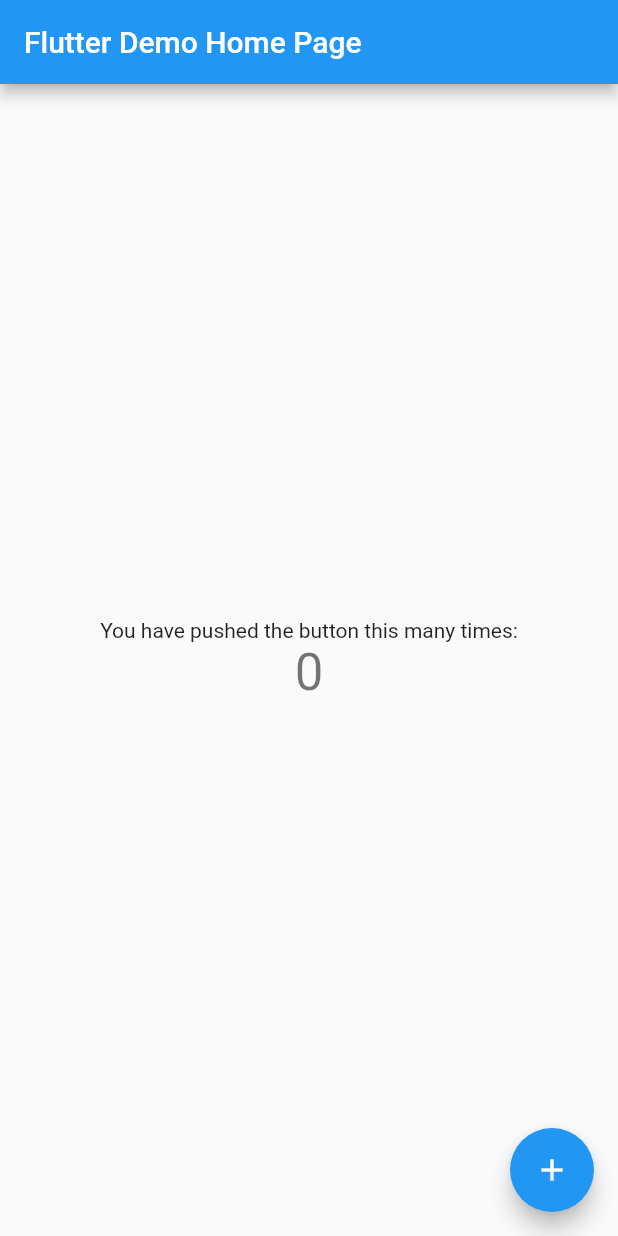
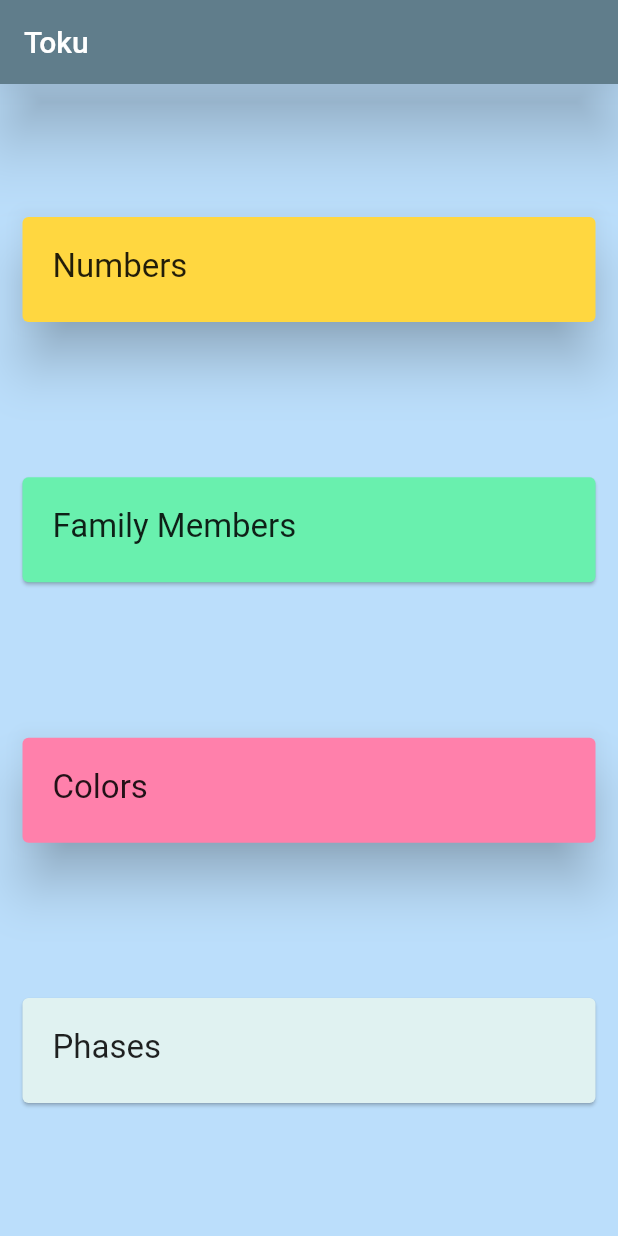
Before and after one commit to mahirAbdAlazimMokhtar/Learning-App, a Flutter app: the screen it shows after launch, on a phone screen of 412 x 824 dp. Run offline on Flutter 3.47's test engine with Material 2 defaults, Android fonts, the phone set to English and light mode, and no system bars.

Commit message:
First Commit in this  app

```diff
--- a/lib/main.dart
+++ b/lib/main.dart
@@ -1,115 +1,87 @@
+import 'dart:ui';
+
 import 'package:flutter/material.dart';
 
 void main() {
-  runApp(const MyApp());
+  runApp(TokuApp());
 }
 
-class MyApp extends StatelessWidget {
-  const MyApp({Key? key}) : super(key: key);
+class TokuApp extends StatelessWidget {
+  const TokuApp({Key? key}) : super(key: key);
 
-  // This widget is the root of your application.
   @override
   Widget build(BuildContext context) {
     return MaterialApp(
-      title: 'Flutter Demo',
-      theme: ThemeData(
-        // This is the theme of your application.
-        //
-        // Try running your application with "flutter run". You'll see the
-        // application has a blue toolbar. Then, without quitting the app, try
-        // changing the primarySwatch below to Colors.green and then invoke
-        // "hot reload" (press "r" in the console where you ran "flutter run",
-        // or simply save your changes to "hot reload" in a Flutter IDE).
-        // Notice that the counter didn't reset back to zero; the application
-        // is not restarted.
-        primarySwatch: Colors.blue,
-      ),
-      home: const MyHomePage(title: 'Flutter Demo Home Page'),
-    );
-  }
-}
-
-class MyHomePage extends StatefulWidget {
-  const MyHomePage({Key? key, required this.title}) : super(key: key);
-
-  // This widget is the home page of your application. It is stateful, meaning
-  // that it has a State object (defined below) that contains fields that affect
-  // how it looks.
-
-  // This class is the configuration for the state. It holds the values (in this
-  // case the title) provided by the parent (in this case the App widget) and
-  // used by the build method of the State. Fields in a Widget subclass are
-  // always marked "final".
-
-  final String title;
-
-  @override
-  State<MyHomePage> createState() => _MyHomePageState();
-}
-
-class _MyHomePageState extends State<MyHomePage> {
-  int _counter = 0;
-
-  void _incrementCounter() {
-    setState(() {
-      // This call to setState tells the Flutter framework that something has
-      // changed in this State, which causes it to rerun the build method below
-      // so that the display can reflect the updated values. If we changed
-      // _counter without calling setState(), then the build method would not be
-      // called again, and so nothing would appear to happen.
-      _counter++;
-    });
-  }
-
-  @override
-  Widget build(BuildContext context) {
-    // This method is rerun every time setState is called, for instance as done
-    // by the _incrementCounter method above.
-    //
-    // The Flutter framework has been optimized to make rerunning build methods
-    // fast, so that you can just rebuild anything that needs updating rather
-    // than having to individually change instances of widgets.
-    return Scaffold(
-      appBar: AppBar(
-        // Here we take the value from the MyHomePage object that was created by
-        // the App.build method, and use it to set our appbar title.
-        title: Text(widget.title),
-      ),
-      body: Center(
-        // Center is a layout widget. It takes a single child and positions it
-        // in the middle of the parent.
-        child: Column(
-          // Column is also a layout widget. It takes a list of children and
-          // arranges them vertically. By default, it sizes itself to fit its
-          // children horizontally, and tries to be as tall as its parent.
-          //
-          // Invoke "debug painting" (press "p" in the console, choose the
-          // "Toggle Debug Paint" action from the Flutter Inspector in Android
-          // Studio, or the "Toggle Debug Paint" command in Visual Studio Code)
-          // to see the wireframe for each widget.
-          //
-          // Column has various properties to control how it sizes itself and
-          // how it positions its children. Here we use mainAxisAlignment to
-          // center the children vertically; the main axis here is the vertical
-          // axis because Columns are vertical (the cross axis would be
-          // horizontal).
-          mainAxisAlignment: MainAxisAlignment.center,
-          children: <Widget>[
-            const Text(
-              'You have pushed the button this many times:',
+      home: Scaffold(
+        backgroundColor: Colors.blue.shade100,
+        appBar: AppBar(
+          backgroundColor: Colors.blueGrey,
+          elevation: 20,
+          title: const Text(
+            "Toku",
+            style: TextStyle(
+              color: Colors.white,
             ),
-            Text(
-              '$_counter',
-              style: Theme.of(context).textTheme.headline4,
+          ),
+          centerTitle: false,
+        ),
+        body: Column(
+          mainAxisAlignment: MainAxisAlignment.spaceEvenly,
+          children: [
+            Card(
+              elevation: 15,
+              margin: const EdgeInsets.all(15),
+              color: Colors.amberAccent,
+              child: Container(
+                padding: const EdgeInsets.all(20),
+                width: double.infinity,
+                height: 70,
+                child: const Text('Numbers',style: TextStyle(fontSize: 22),),
+              ),
+            ),
+            Card(
+              margin: const EdgeInsets.all(15),
+              color: Colors.greenAccent,
+              child: Container(
+                padding: const EdgeInsets.all(20),
+                width: double.infinity,
+                height: 70,
+                child: const Text(
+                  'Family Members',
+                  style: TextStyle(fontSize: 22),
+                ),
+              ),
+            ),
+            Card(
+              elevation: 15,
+              margin: const EdgeInsets.all(15),
+              color: Colors.pinkAccent.shade100,
+              child: Container(
+                padding: const EdgeInsets.all(20),
+                width: double.infinity,
+                height: 70,
+                child: const Text(
+                  'Colors',
+                  style: TextStyle(fontSize: 22),
+                ),
+              ),
+            ),
+            Card(
+              margin: const EdgeInsets.all(15),
+              color: Colors.teal.shade50,
+              child: Container(
+                padding: const EdgeInsets.all(20),
+                width: double.infinity,
+                height: 70,
+                child: const Text(
+                  'Phases',
+                  style: TextStyle(fontSize: 22),
+                ),
+              ),
             ),
           ],
         ),
       ),
-      floatingActionButton: FloatingActionButton(
-        onPressed: _incrementCounter,
-        tooltip: 'Increment',
-        child: const Icon(Icons.add),
-      ), // This trailing comma makes auto-formatting nicer for build methods.
     );
   }
 }
```
Also changed, not shown: 3 other files.
